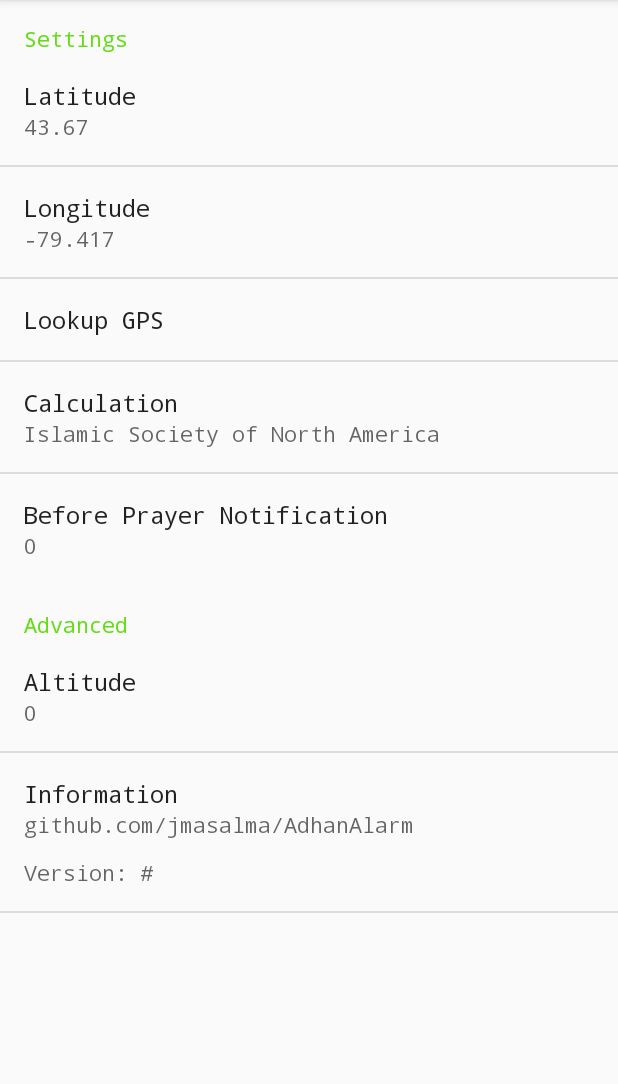
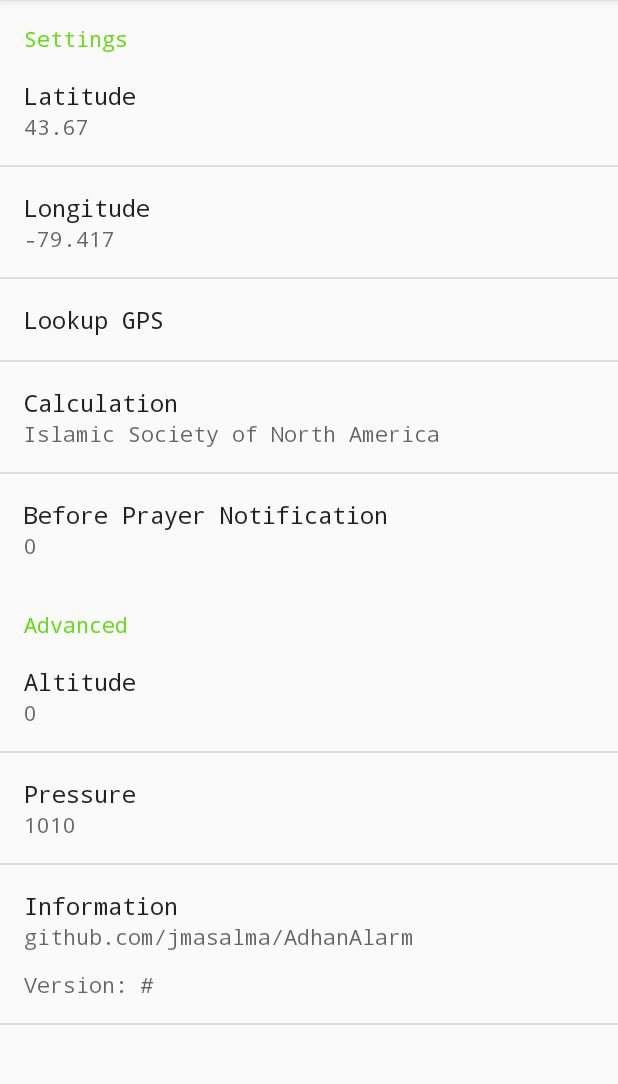
Before and after one commit to jmasalma/AdhanAlarm3, an Android app built with Jetpack Compose: the fragment SettingsFragment shown on its own in the app's theme, on a phone screen of 412 x 824 dp, the part 84-1168 px from its top. Run offline under Robolectric (Android 15) with nearby library versions, the phone set to English and light mode, and no system bars; 11 statements that could not run were skipped.

```diff
--- a/app/src/main/res/xml/settings.xml
+++ b/app/src/main/res/xml/settings.xml
@@ -36,6 +36,11 @@
             android:title="@string/altitude"
             android:inputType="numberDecimal"
             android:defaultValue="0" />
+        <EditTextPreference
+            android:key="pressure"
+            android:title="@string/pressure"
+            android:inputType="numberDecimal"
+            android:defaultValue="1010" />
     </PreferenceCategory>
 
     <Preference
```
Also changed, not shown: app/src/main/java/islam/adhanalarm/SettingsFragment.java (+8 -4 lines).
